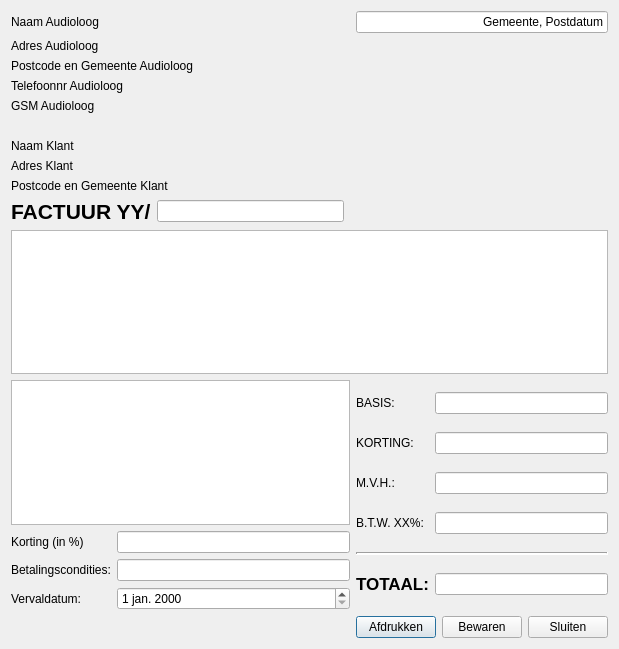
Qt form AudioAdmin/ui/factuur.ui (Roelio81/audioadmin) before a commit.
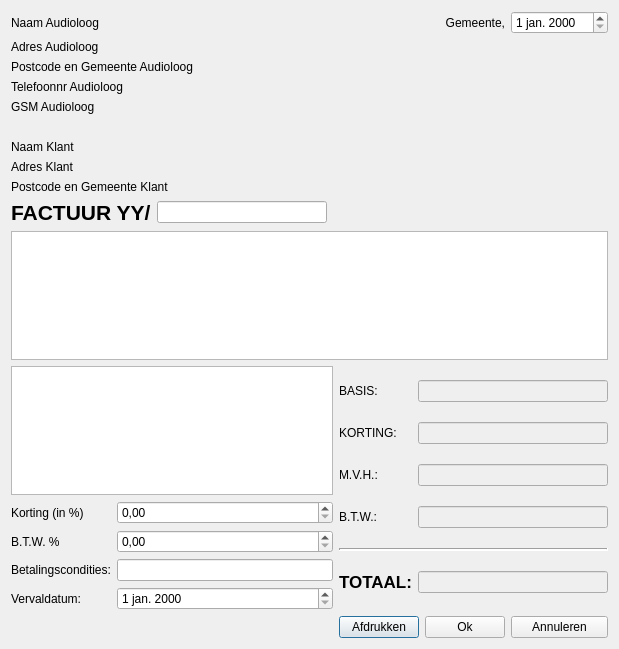
The same form after that commit. Icons and pictures are not drawn.

```diff
--- a/AudioAdmin/ui/factuur.ui
+++ b/AudioAdmin/ui/factuur.ui
@@ -25,7 +25,7 @@
   </property>
   <layout class="QGridLayout" name="gridLayout_3">
    <item row="0" column="0">
-    <widget class="QLabel" name="label">
+    <widget class="QLabel" name="l_audioloogNaam">
      <property name="minimumSize">
       <size>
        <width>200</width>
@@ -38,7 +38,7 @@
     </widget>
    </item>
    <item row="1" column="0">
-    <widget class="QLabel" name="label_2">
+    <widget class="QLabel" name="l_audioloogStraat">
      <property name="minimumSize">
       <size>
        <width>200</width>
@@ -77,7 +77,7 @@
     </widget>
    </item>
    <item row="4" column="0">
-    <widget class="QLabel" name="l_audioloogGsm">
+    <widget class="QLabel" name="l_audioloogGSM">
      <property name="minimumSize">
       <size>
        <width>200</width>
@@ -119,7 +119,7 @@
     </widget>
    </item>
    <item row="7" column="0">
-    <widget class="QLabel" name="l_klantAdres">
+    <widget class="QLabel" name="l_klantStraat">
      <property name="minimumSize">
       <size>
        <width>200</width>
@@ -158,7 +158,7 @@
       </widget>
      </item>
      <item>
-      <widget class="QLineEdit" name="lineEdit_2"/>
+      <widget class="QLineEdit" name="m_nummer"/>
      </item>
     </layout>
    </item>
@@ -166,7 +166,7 @@
     <widget class="QTableView" name="m_factuurLijnen"/>
    </item>
    <item row="11" column="0" colspan="2">
-    <widget class="QTextEdit" name="textEdit">
+    <widget class="QTextEdit" name="m_tekst">
      <property name="sizePolicy">
       <sizepolicy hsizetype="Expanding" vsizetype="Preferred">
        <horstretch>0</horstretch>
@@ -178,44 +178,60 @@
    <item row="11" column="2" rowspan="2" colspan="3">
     <layout class="QGridLayout" name="gridLayout">
      <item row="0" column="0">
-      <widget class="QLabel" name="label_4">
+      <widget class="QLabel" name="l_basis">
        <property name="text">
         <string>BASIS:</string>
        </property>
       </widget>
      </item>
      <item row="0" column="1">
-      <widget class="QLineEdit" name="lineEdit_3"/>
+      <widget class="QLineEdit" name="m_basis">
+       <property name="enabled">
+        <bool>false</bool>
+       </property>
+      </widget>
      </item>
      <item row="1" column="0">
-      <widget class="QLabel" name="label_5">
+      <widget class="QLabel" name="l_korting">
        <property name="text">
         <string>KORTING:</string>
        </property>
       </widget>
      </item>
      <item row="1" column="1">
-      <widget class="QLineEdit" name="lineEdit_4"/>
+      <widget class="QLineEdit" name="m_korting">
+       <property name="enabled">
+        <bool>false</bool>
+       </property>
+      </widget>
      </item>
      <item row="2" column="0">
-      <widget class="QLabel" name="label_6">
+      <widget class="QLabel" name="l_mvh">
        <property name="text">
         <string>M.V.H.:</string>
        </property>
       </widget>
      </item>
      <item row="2" column="1">
-      <widget class="QLineEdit" name="lineEdit_5"/>
+      <widget class="QLineEdit" name="m_mvh">
+       <property name="enabled">
+        <bool>false</bool>
+       </property>
+      </widget>
      </item>
      <item row="3" column="0">
-      <widget class="QLabel" name="label_7">
+      <widget class="QLabel" name="l_btw">
        <property name="text">
-        <string>B.T.W. XX%:</string>
+        <string>B.T.W.:</string>
        </property>
       </widget>
      </item>
      <item row="3" column="1">
-      <widget class="QLineEdit" name="lineEdit_6"/>
+      <widget class="QLineEdit" name="m_btw">
+       <property name="enabled">
+        <bool>false</bool>
+       </property>
+      </widget>
      </item>
      <item row="4" column="0" colspan="2">
       <widget class="Line" name="line">
@@ -228,7 +244,7 @@
       </widget>
      </item>
      <item row="5" column="0">
-      <widget class="QLabel" name="label_11">
+      <widget class="QLabel" name="l_totaal">
        <property name="text">
         <string>&lt;!DOCTYPE HTML PUBLIC &quot;-//W3C//DTD HTML 4.0//EN&quot; &quot;http://www.w3.org/TR/REC-html40/strict.dtd&quot;&gt;
 &lt;html&gt;&lt;head&gt;&lt;meta name=&quot;qrichtext&quot; content=&quot;1&quot; /&gt;&lt;style type=&quot;text/css&quot;&gt;
@@ -239,41 +255,55 @@
       </widget>
      </item>
      <item row="5" column="1">
-      <widget class="QLineEdit" name="lineEdit_9"/>
+      <widget class="QLineEdit" name="m_totaal">
+       <property name="enabled">
+        <bool>false</bool>
+       </property>
+      </widget>
      </item>
     </layout>
    </item>
    <item row="12" column="0" colspan="2">
     <layout class="QGridLayout" name="gridLayout_2">
      <item row="0" column="0">
-      <widget class="QLabel" name="label_8">
+      <widget class="QLabel" name="l_kortingPercentage">
        <property name="text">
         <string>Korting (in %)</string>
        </property>
       </widget>
      </item>
-     <item row="0" column="1">
-      <widget class="QLineEdit" name="lineEdit_7"/>
-     </item>
-     <item row="1" column="0">
-      <widget class="QLabel" name="label_10">
+     <item row="2" column="0">
+      <widget class="QLabel" name="l_condities">
        <property name="text">
         <string>Betalingscondities:</string>
        </property>
       </widget>
      </item>
-     <item row="1" column="1">
-      <widget class="QLineEdit" name="lineEdit_8"/>
+     <item row="2" column="1">
+      <widget class="QLineEdit" name="m_condities"/>
      </item>
-     <item row="2" column="0">
-      <widget class="QLabel" name="label_9">
+     <item row="3" column="0">
+      <widget class="QLabel" name="l_vervalDatum">
        <property name="text">
         <string>Vervaldatum:</string>
        </property>
       </widget>
      </item>
-     <item row="2" column="1">
-      <widget class="QDateEdit" name="dateEdit"/>
+     <item row="3" column="1">
+      <widget class="QDateEdit" name="m_vervaldatum"/>
+     </item>
+     <item row="1" column="0">
+      <widget class="QLabel" name="l_btwPercentage">
+       <property name="text">
+        <string>B.T.W. %</string>
+       </property>
+      </widget>
+     </item>
+     <item row="1" column="1">
+      <widget class="QDoubleSpinBox" name="m_btwPercentage"/>
+     </item>
+     <item row="0" column="1">
+      <widget class="QDoubleSpinBox" name="m_kortingPercentage"/>
      </item>
     </layout>
    </item>
@@ -298,23 +328,26 @@
     </widget>
    </item>
    <item row="13" column="3">
-    <widget class="QPushButton" name="b_bewaren">
+    <widget class="QPushButton" name="b_ok">
      <property name="text">
-      <string>Bewaren</string>
+      <string>Ok</string>
      </property>
     </widget>
    </item>
    <item row="13" column="4">
-    <widget class="QPushButton" name="b_sluiten">
+    <widget class="QPushButton" name="b_annuleren">
      <property name="text">
-      <string>Sluiten</string>
+      <string>Annuleren</string>
      </property>
     </widget>
    </item>
-   <item row="0" column="2" colspan="3">
-    <widget class="QLineEdit" name="lineEdit">
+   <item row="0" column="4">
+    <widget class="QDateEdit" name="m_datum"/>
+   </item>
+   <item row="0" column="3">
+    <widget class="QLabel" name="l_audioloogGemeente_2">
      <property name="text">
-      <string>Gemeente, Postdatum</string>
+      <string>Gemeente,</string>
      </property>
      <property name="alignment">
       <set>Qt::AlignRight|Qt::AlignTrailing|Qt::AlignVCenter</set>
```
